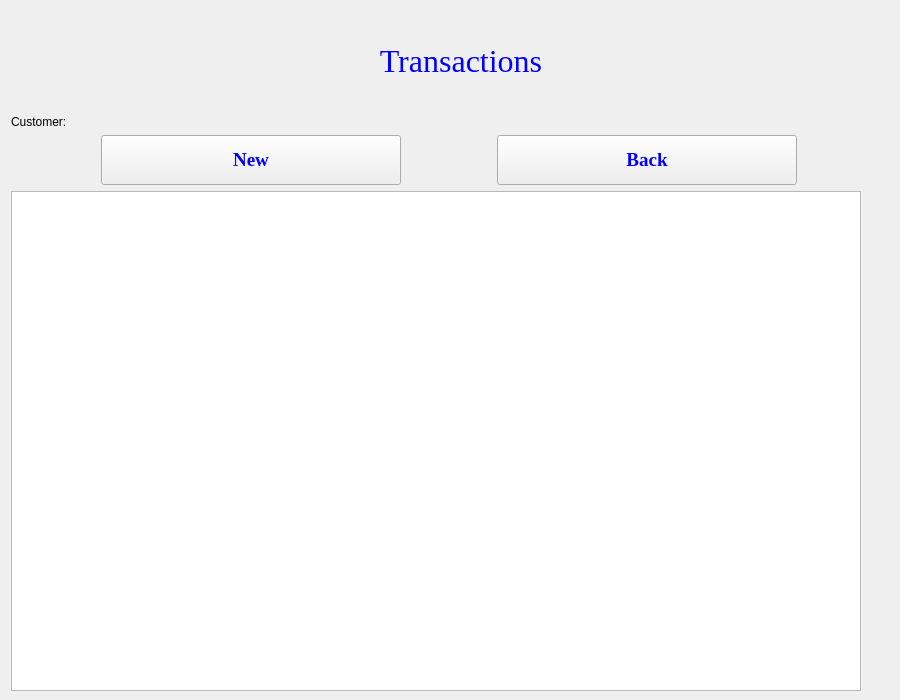
Qt form transactionlist.ui (jonathansaetre/BankSystem) before a commit.
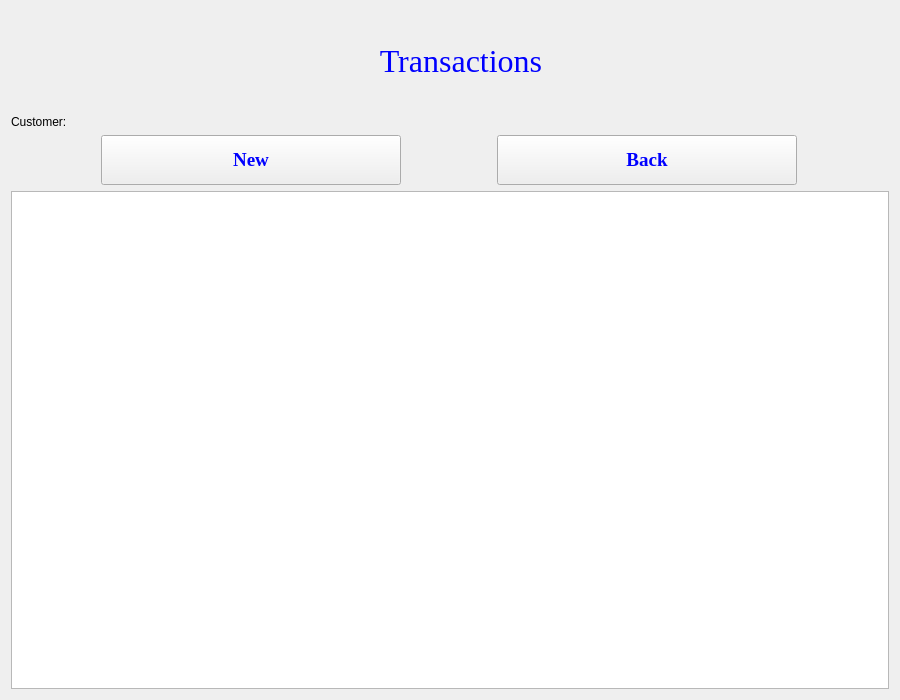
The same form after that commit.

Commit message: Transaction is done.

Patch:
```diff
--- a/transactionlist.ui
+++ b/transactionlist.ui
@@ -165,29 +165,7 @@
     </layout>
    </item>
    <item>
-    <widget class="QListView" name="listView">
-     <property name="minimumSize">
-      <size>
-       <width>850</width>
-       <height>500</height>
-      </size>
-     </property>
-     <property name="maximumSize">
-      <size>
-       <width>850</width>
-       <height>500</height>
-      </size>
-     </property>
-     <property name="font">
-      <font>
-       <family>Times New Roman</family>
-       <pointsize>10</pointsize>
-      </font>
-     </property>
-     <property name="styleSheet">
-      <string notr="true">color:blue</string>
-     </property>
-    </widget>
+    <widget class="QTreeView" name="transactionList"/>
    </item>
   </layout>
  </widget>
```
The commit also changes 6 other files.
